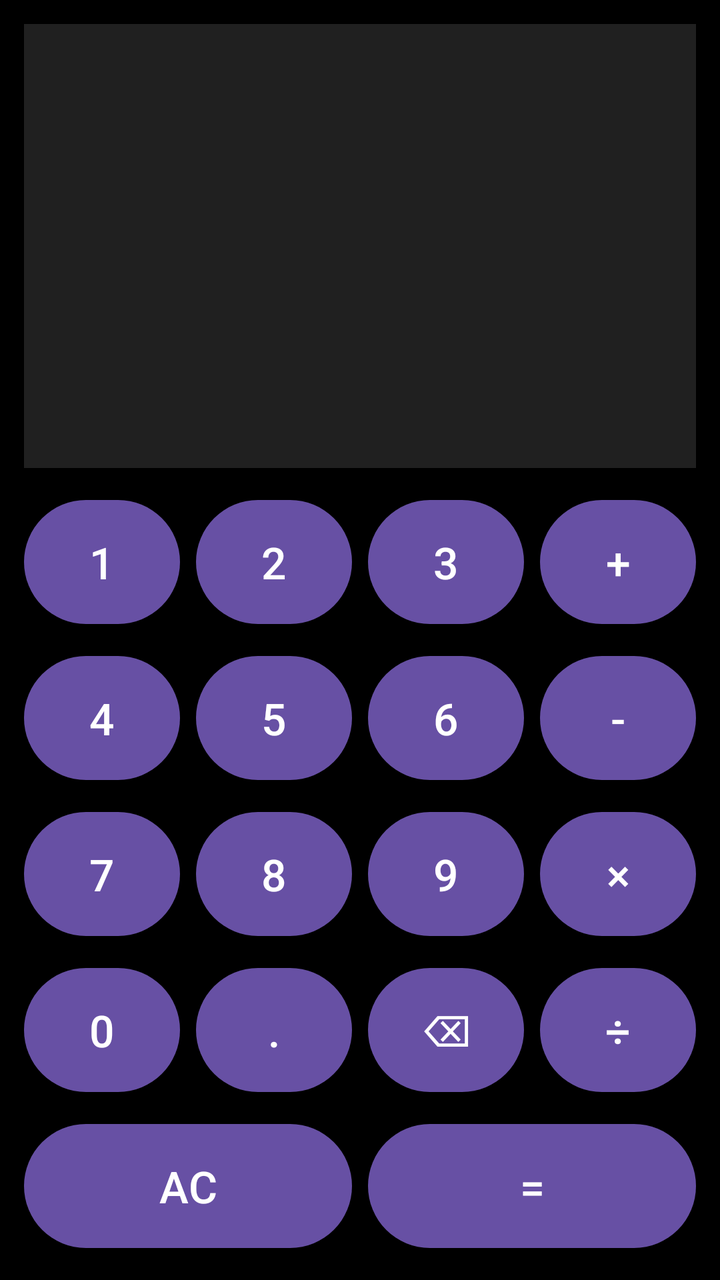
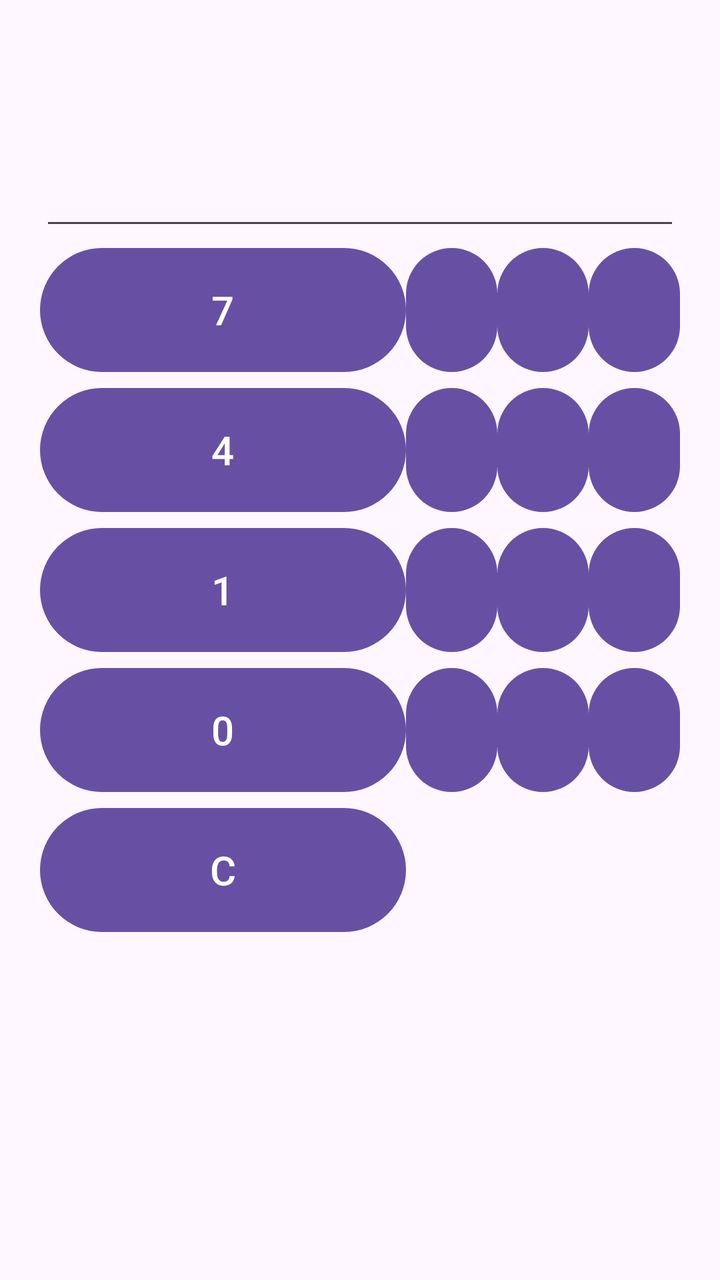

Two renders of the same Android screen: before a commit and after it. Below are the layout's source before the change and the commit's diff.
<!-- AndroidManifest.xml: application theme Theme.Calculator -->
<!-- res/layout/activity_main.xml -->
<?xml version="1.0" encoding="utf-8"?>
<LinearLayout
    xmlns:android="http://schemas.android.com/apk/res/android"
    xmlns:tools="http://schemas.android.com/tools"
    android:layout_width="match_parent"
    android:layout_height="match_parent"
    android:orientation="vertical"
    android:background="#000000"
    android:padding="12dp"
    tools:context=".MainActivity">

    

    <EditText
        android:id="@+id/t1"
        android:layout_width="match_parent"
        android:layout_height="0dp"
        android:layout_weight="1"
        android:gravity="center_vertical|end"
        android:inputType="none"
        android:focusable="false"
        android:cursorVisible="false"
        android:text=""
        android:textColor="#FFFFFF"
        android:textSize="42sp"
        android:background="#202020"
        android:padding="16dp"
        android:layout_marginBottom="12dp" />


    

    <LinearLayout
        android:layout_width="match_parent"
        android:layout_height="70dp"
        android:orientation="horizontal"
        android:layout_marginBottom="8dp">

        <Button
            android:id="@+id/b1"
            android:layout_width="0dp"
            android:layout_height="match_parent"
            android:layout_weight="1"
            android:text="1"
            android:textSize="22sp"
            android:layout_marginEnd="4dp" />

        <Button
            android:id="@+id/b2"
            android:layout_width="0dp"
            android:layout_height="match_parent"
            android:layout_weight="1"
            android:text="2"
            android:textSize="22sp"
            android:layout_marginHorizontal="4dp" />

        <Button
            android:id="@+id/b3"
            android:layout_width="0dp"
            android:layout_height="match_parent"
            android:layout_weight="1"
            android:text="3"
            android:textSize="22sp"
            android:layout_marginHorizontal="4dp" />

        <Button
            android:id="@+id/b12"
            android:layout_width="0dp"
            android:layout_height="match_parent"
            android:layout_weight="1"
            android:text="+"
            android:textSize="22sp"
            android:layout_marginStart="4dp" />

    </LinearLayout>


    

    <LinearLayout
        android:layout_width="match_parent"
        android:layout_height="70dp"
        android:orientation="horizontal"
        android:layout_marginBottom="8dp">

        <Button
            android:id="@+id/b4"
            android:layout_width="0dp"
            android:layout_height="match_parent"
            android:layout_weight="1"
            android:text="4"
            android:textSize="22sp"
            android:layout_marginEnd="4dp" />

        <Button
            android:id="@+id/b5"
            android:layout_width="0dp"
            android:layout_height="match_parent"
            android:layout_weight="1"
            android:text="5"
            android:textSize="22sp"
            android:layout_marginHorizontal="4dp" />

        <Button
            android:id="@+id/b6"
            android:layout_width="0dp"
            android:layout_height="match_parent"
            android:layout_weight="1"
            android:text="6"
            android:textSize="22sp"
            android:layout_marginHorizontal="4dp" />

        <Button
            android:id="@+id/b13"
            android:layout_width="0dp"
            android:layout_height="match_parent"
            android:layout_weight="1"
            android:text="-"
            android:textSize="22sp"
            android:layout_marginStart="4dp" />

    </LinearLayout>


    

    <LinearLayout
        android:layout_width="match_parent"
        android:layout_height="70dp"
        android:orientation="horizontal"
        android:layout_marginBottom="8dp">

        <Button
            android:id="@+id/b7"
            android:layout_width="0dp"
            android:layout_height="match_parent"
            android:layout_weight="1"
            android:text="7"
            android:textSize="22sp"
            android:layout_marginEnd="4dp" />

        <Button
            android:id="@+id/b8"
            android:layout_width="0dp"
            android:layout_height="match_parent"
            android:layout_weight="1"
            android:text="8"
            android:textSize="22sp"
            android:layout_marginHorizontal="4dp" />

        <Button
            android:id="@+id/b9"
            android:layout_width="0dp"
            android:layout_height="match_parent"
            android:layout_weight="1"
            android:text="9"
            android:textSize="22sp"
            android:layout_marginHorizontal="4dp" />

        <Button
            android:id="@+id/b14"
            android:layout_width="0dp"
            android:layout_height="match_parent"
            android:layout_weight="1"
            android:text="×"
            android:textSize="22sp"
            android:layout_marginStart="4dp" />

    </LinearLayout>


    

    <LinearLayout
        android:layout_width="match_parent"
        android:layout_height="70dp"
        android:orientation="horizontal"
        android:layout_marginBottom="8dp">

        <Button
            android:id="@+id/b0"
            android:layout_width="0dp"
            android:layout_height="match_parent"
            android:layout_weight="1"
            android:text="0"
            android:textSize="22sp"
            android:layout_marginEnd="4dp" />

        <Button
            android:id="@+id/b10"
            android:layout_width="0dp"
            android:layout_height="match_parent"
            android:layout_weight="1"
            android:text="."
            android:textSize="22sp"
            android:layout_marginHorizontal="4dp" />

        <Button
            android:id="@+id/b11"
            android:layout_width="0dp"
            android:layout_height="match_parent"
            android:layout_weight="1"
            android:text="⌫"
            android:textSize="22sp"
            android:layout_marginHorizontal="4dp" />

        <Button
            android:id="@+id/b15"
            android:layout_width="0dp"
            android:layout_height="match_parent"
            android:layout_weight="1"
            android:text="÷"
            android:textSize="22sp"
            android:layout_marginStart="4dp" />

    </LinearLayout>


    

    <LinearLayout
        android:layout_width="match_parent"
        android:layout_height="70dp"
        android:orientation="horizontal">

        <Button
            android:id="@+id/bac"
            android:layout_width="0dp"
            android:layout_height="match_parent"
            android:layout_weight="1"
            android:text="AC"
            android:textSize="22sp"
            android:layout_marginEnd="4dp" />

        <Button
            android:id="@+id/b16"
            android:layout_width="0dp"
            android:layout_height="match_parent"
            android:layout_weight="1"
            android:text="="
            android:textSize="22sp"
            android:layout_marginStart="4dp" />

    </LinearLayout>

</LinearLayout>
<!-- resources referenced by this layout -->
<resources>
  <style name="Theme.Calculator" parent="Base.Theme.Calculator" />
  <style name="Base.Theme.Calculator" parent="Theme.Material3.DayNight.NoActionBar">
          
          
      </style>
</resources>

<!-- the commit's change to res/layout/activity_main.xml (unified diff, before → after) -->
@@ -1,246 +1,176 @@
 <?xml version="1.0" encoding="utf-8"?>
 <LinearLayout
     xmlns:android="http://schemas.android.com/apk/res/android"
-    xmlns:tools="http://schemas.android.com/tools"
     android:layout_width="match_parent"
     android:layout_height="match_parent"
     android:orientation="vertical"
-    android:background="#000000"
-    android:padding="12dp"
-    tools:context=".MainActivity">
-
-    
+    android:padding="20dp">
 
     <EditText
-        android:id="@+id/t1"
+        android:id="@+id/display"
         android:layout_width="match_parent"
-        android:layout_height="0dp"
-        android:layout_weight="1"
-        android:gravity="center_vertical|end"
+        android:layout_height="100dp"
+        android:textSize="30sp"
+        android:gravity="right|center_vertical"
         android:inputType="none"
-        android:focusable="false"
-        android:cursorVisible="false"
-        android:text=""
-        android:textColor="#FFFFFF"
-        android:textSize="42sp"
-        android:background="#202020"
-        android:padding="16dp"
-        android:layout_marginBottom="12dp" />
+        android:focusable="false" />
+
+    <GridLayout
+        android:layout_width="match_parent"
+        android:layout_height="wrap_content"
+        android:columnCount="4"
+        android:rowCount="5">
+
+        
+
+        <Button
+            android:id="@+id/b7"
+            android:layout_width="0dp"
+            android:layout_height="70dp"
+            android:layout_columnWeight="1"
+            android:text="7"
+            android:textSize="20sp" />
+
+        <Button
+            android:id="@+id/b8"
+            android:layout_width="0dp"
+            android:layout_height="70dp"
+            android:layout_columnWeight="1"
+            android:text="8"
+            android:textSize="20sp" />
+
+        <Button
+            android:id="@+id/b9"
+            android:layout_width="0dp"
+            android:layout_height="70dp"
+            android:layout_columnWeight="1"
+            android:text="9"
+            android:textSize="20sp" />
+
+        <Button
+            android:id="@+id/bdivide"
+            android:layout_width="0dp"
+            android:layout_height="70dp"
+            android:layout_columnWeight="1"
+            android:text="/"
+            android:textSize="20sp" />
 
 
-    
+        
 
-    <LinearLayout
-        android:layout_width="match_parent"
-        android:layout_height="70dp"
-        android:orientation="horizontal"
-        android:layout_marginBottom="8dp">
+        <Button
+            android:id="@+id/b4"
+            android:layout_width="0dp"
+            android:layout_height="70dp"
+            android:layout_columnWeight="1"
+            android:text="4"
+            android:textSize="20sp" />
+
+        <Button
+            android:id="@+id/b5"
+            android:layout_width="0dp"
+            android:layout_height="70dp"
+            android:layout_columnWeight="1"
+            android:text="5"
+            android:textSize="20sp" />
+
+        <Button
+            android:id="@+id/b6"
+            android:layout_width="0dp"
+            android:layout_height="70dp"
+            android:layout_columnWeight="1"
+            android:text="6"
+            android:textSize="20sp" />
+
+        <Button
+            android:id="@+id/bmultiply"
+            android:layout_width="0dp"
+            android:layout_height="70dp"
+            android:layout_columnWeight="1"
+            android:text="*"
+            android:textSize="20sp" />
+
+
+        
 
         <Button
             android:id="@+id/b1"
             android:layout_width="0dp"
-            android:layout_height="match_parent"
-            android:layout_weight="1"
+            android:layout_height="70dp"
+            android:layout_columnWeight="1"
             android:text="1"
-            android:textSize="22sp"
-            android:layout_marginEnd="4dp" />
+            android:textSize="20sp" />
 
         <Button
             android:id="@+id/b2"
             android:layout_width="0dp"
-            android:layout_height="match_parent"
-            android:layout_weight="1"
+            android:layout_height="70dp"
+            android:layout_columnWeight="1"
             android:text="2"
-            android:textSize="22sp"
-            android:layout_marginHorizontal="4dp" />
+            android:textSize="20sp" />
 
         <Button
             android:id="@+id/b3"
             android:layout_width="0dp"
-            android:layout_height="match_parent"
-            android:layout_weight="1"
+            android:layout_height="70dp"
+            android:layout_columnWeight="1"
             android:text="3"
-            android:textSize="22sp"
-            android:layout_marginHorizontal="4dp" />
+            android:textSize="20sp" />
 
         <Button
-            android:id="@+id/b12"
+            android:id="@+id/bminus"
             android:layout_width="0dp"
-            android:layout_height="match_parent"
-            android:layout_weight="1"
-            android:text="+"
-            android:textSize="22sp"
-            android:layout_marginStart="4dp" />
-
-    </LinearLayout>
+            android:layout_height="70dp"
+            android:layout_columnWeight="1"
+            android:text="-"
+            android:textSize="20sp" />
 
 
-    
-
-    <LinearLayout
-        android:layout_width="match_parent"
-        android:layout_height="70dp"
-        android:orientation="horizontal"
-        android:layout_marginBottom="8dp">
-
-        <Button
-            android:id="@+id/b4"
-            android:layout_width="0dp"
-            android:layout_height="match_parent"
-            android:layout_weight="1"
-            android:text="4"
-            android:textSize="22sp"
-            android:layout_marginEnd="4dp" />
-
-        <Button
-            android:id="@+id/b5"
-            android:layout_width="0dp"
-            android:layout_height="match_parent"
-            android:layout_weight="1"
-            android:text="5"
-            android:textSize="22sp"
-            android:layout_marginHorizontal="4dp" />
-
-        <Button
-            android:id="@+id/b6"
-            android:layout_width="0dp"
-            android:layout_height="match_parent"
-            android:layout_weight="1"
-            android:text="6"
-            android:textSize="22sp"
-            android:layout_marginHorizontal="4dp" />
-
-        <Button
-            android:id="@+id/b13"
-            android:layout_width="0dp"
-            android:layout_height="match_parent"
-            android:layout_weight="1"
-            android:text="-"
-            android:textSize="22sp"
-            android:layout_marginStart="4dp" />
-
-    </LinearLayout>
-
-
-    
-
-    <LinearLayout
-        android:layout_width="match_parent"
-        android:layout_height="70dp"
-        android:orientation="horizontal"
-        android:layout_marginBottom="8dp">
-
-        <Button
-            android:id="@+id/b7"
-            android:layout_width="0dp"
-            android:layout_height="match_parent"
-            android:layout_weight="1"
-            android:text="7"
-            android:textSize="22sp"
-            android:layout_marginEnd="4dp" />
-
-        <Button
-            android:id="@+id/b8"
-            android:layout_width="0dp"
-            android:layout_height="match_parent"
-            android:layout_weight="1"
-            android:text="8"
-            android:textSize="22sp"
-            android:layout_marginHorizontal="4dp" />
-
-        <Button
-            android:id="@+id/b9"
-            android:layout_width="0dp"
-            android:layout_height="match_parent"
-            android:layout_weight="1"
-            android:text="9"
-            android:textSize="22sp"
-            android:layout_marginHorizontal="4dp" />
-
-        <Button
-            android:id="@+id/b14"
-            android:layout_width="0dp"
-            android:layout_height="match_parent"
-            android:layout_weight="1"
-            android:text="×"
-            android:textSize="22sp"
-            android:layout_marginStart="4dp" />
-
-    </LinearLayout>
-
-
-    
-
-    <LinearLayout
-        android:layout_width="match_parent"
-        android:layout_height="70dp"
-        android:orientation="horizontal"
-        android:layout_marginBottom="8dp">
+        
 
         <Button
             android:id="@+id/b0"
             android:layout_width="0dp"
-            android:layout_height="match_parent"
-            android:layout_weight="1"
+            android:layout_height="70dp"
+            android:layout_columnWeight="1"
             android:text="0"
-            android:textSize="22sp"
-            android:layout_marginEnd="4dp" />
+            android:textSize="20sp" />
 
         <Button
-            android:id="@+id/b10"
+            android:id="@+id/bdot"
             android:layout_width="0dp"
-            android:layout_height="match_parent"
-            android:layout_weight="1"
+            android:layout_height="70dp"
+            android:layout_columnWeight="1"
             android:text="."
-            android:textSize="22sp"
-            android:layout_marginHorizontal="4dp" />
+            android:textSize="20sp" />
 
         <Button
-            android:id="@+id/b11"
+            android:id="@+id/bequal"
             android:layout_width="0dp"
-            android:layout_height="match_parent"
-            android:layout_weight="1"
-            android:text="⌫"
-            android:textSize="22sp"
-            android:layout_marginHorizontal="4dp" />
+            android:layout_height="70dp"
+            android:layout_columnWeight="1"
+            android:text="="
+            android:textSize="20sp" />
 
         <Button
-            android:id="@+id/b15"
+            android:id="@+id/bplus"
             android:layout_width="0dp"
-            android:layout_height="match_parent"
-            android:layout_weight="1"
-            android:text="÷"
-            android:textSize="22sp"
-            android:layout_marginStart="4dp" />
-
-    </LinearLayout>
+            android:layout_height="70dp"
+            android:layout_columnWeight="1"
+            android:text="+"
+            android:textSize="20sp" />
 
 
-    
-
-    <LinearLayout
-        android:layout_width="match_parent"
-        android:layout_height="70dp"
-        android:orientation="horizontal">
+        
 
         <Button
-            android:id="@+id/bac"
+            android:id="@+id/bclear"
             android:layout_width="0dp"
-            android:layout_height="match_parent"
-            android:layout_weight="1"
-            android:text="AC"
-            android:textSize="22sp"
-            android:layout_marginEnd="4dp" />
+            android:layout_height="70dp"
+            android:layout_columnWeight="4"
+            android:text="C"
+            android:textSize="20sp" />
 
-        <Button
-            android:id="@+id/b16"
-            android:layout_width="0dp"
-            android:layout_height="match_parent"
-            android:layout_weight="1"
-            android:text="="
-            android:textSize="22sp"
-            android:layout_marginStart="4dp" />
-
-    </LinearLayout>
+    </GridLayout>
 
 </LinearLayout>
